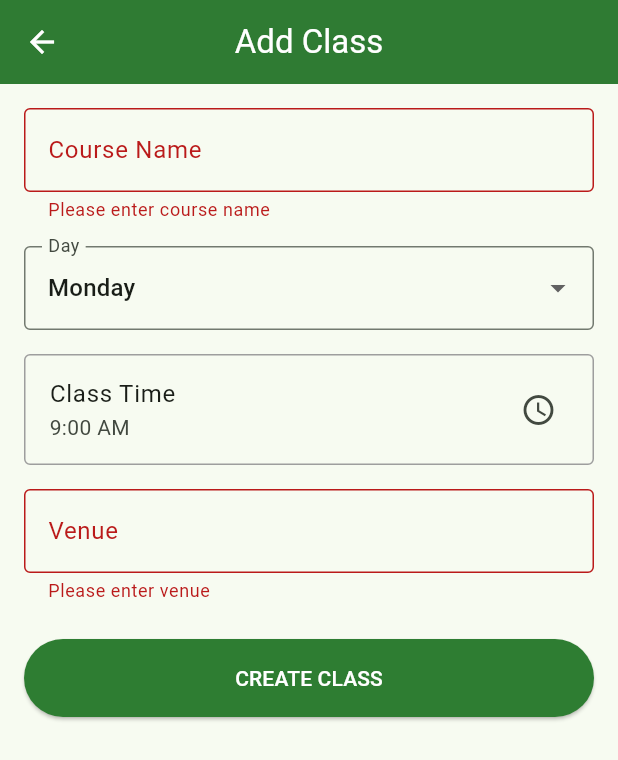
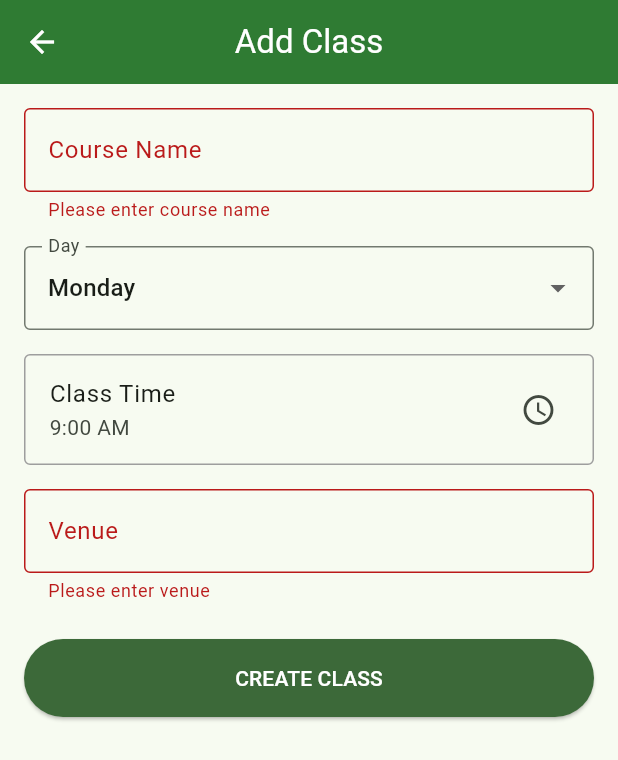
Before and after one commit to obert-kakomo12/class-attendance-remainder, a Flutter app: the AddClassScreen screen opened directly, after a tap on "CREATE CLASS", on a phone screen of 412 x 824 dp. Shown: the top 760 px of the screen. Run offline on Flutter 3.47's test engine with Material 3 defaults, Android fonts, the phone set to English and light mode, and no system bars; our stand-ins replace flutter_local_notifications, sqflite, timezone; accounts and stored records are empty.

```diff
--- a/lib/main.dart
+++ b/lib/main.dart
@@ -18,9 +18,7 @@ class ClassTrackApp extends StatelessWidget {
       debugShowCheckedModeBanner: false,
       theme: ThemeData(
         colorScheme: ColorScheme.fromSeed(
-          seedColor: const Color(0xFF2E7D32), // Professional Green
-          primary: const Color(0xFF2E7D32),
-          secondary: const Color(0xFF1B5E20),
+          seedColor: const Color(0xFF2E7D32),
         ),
         useMaterial3: true,
         appBarTheme: const AppBarTheme(
@@ -29,7 +27,7 @@ class ClassTrackApp extends StatelessWidget {
           centerTitle: true,
           elevation: 4,
         ),
-        cardTheme: CardTheme(
+        cardTheme: CardThemeData(
           elevation: 2,
           shape: RoundedRectangleBorder(borderRadius: BorderRadius.circular(12)),
         ),
--- a/lib/screens/add_class_screen.dart
+++ b/lib/screens/add_class_screen.dart
@@ -73,15 +73,13 @@ class _AddClassScreenState extends State<AddClassScreen> {
 
       // Schedule notification
       final now = DateTime.now();
-      // Calculate next occurrence of this day and time
-      // This is a simplified version for MVP
       final scheduledDateTime = DateTime(now.year, now.month, now.day, _selectedTime.hour, _selectedTime.minute);
 
       await NotificationService().scheduleClassReminder(
-        resultId,
-        _nameController.text,
-        _venueController.text,
-        scheduledDateTime
+        id: resultId,
+        title: _nameController.text,
+        venue: _venueController.text,
+        scheduledTime: scheduledDateTime
       );
 
       if (mounted) Navigator.pop(context);
@@ -106,7 +104,7 @@ class _AddClassScreenState extends State<AddClassScreen> {
               ),
               const SizedBox(height: 16),
               DropdownButtonFormField<String>(
-                value: _selectedDay,
+                initialValue: _selectedDay,
                 decoration: const InputDecoration(labelText: 'Day', border: OutlineInputBorder()),
                 items: _days.map((day) => DropdownMenuItem(value: day, child: Text(day))).toList(),
                 onChanged: (value) => setState(() => _selectedDay = value!),
@@ -129,7 +127,7 @@ class _AddClassScreenState extends State<AddClassScreen> {
               ElevatedButton(
                 onPressed: _saveClass,
                 style: ElevatedButton.styleFrom(
-                  backgroundColor: Theme.of(context).primaryColor,
+                  backgroundColor: Theme.of(context).colorScheme.primary,
                   foregroundColor: Colors.white,
                   padding: const EdgeInsets.symmetric(vertical: 16),
                 ),
--- a/lib/screens/timetable_screen.dart
+++ b/lib/screens/timetable_screen.dart
@@ -62,7 +62,6 @@ class _TimetableScreenState extends State<TimetableScreen> with SingleTickerProv
 
   Widget _buildDayList(String day) {
     final dayClasses = _allClasses.where((c) => c.day == day).toList();
-    // Sort classes by time
     dayClasses.sort((a, b) => a.time.compareTo(b.time));
 
     if (dayClasses.isEmpty) {
@@ -118,7 +117,7 @@ class _TimetableScreenState extends State<TimetableScreen> with SingleTickerProv
           TextButton(
             onPressed: () async {
               await DatabaseService.instance.deleteClass(c.id!);
-              Navigator.pop(context);
+              if (context.mounted) Navigator.pop(context);
               _loadClasses();
             },
             child: const Text('Delete', style: TextStyle(color: Colors.red)),
```
Also changed, not shown: lib/screens/home_screen.dart (+5 -5 lines), lib/services/notification_service.dart (+13 -12 lines).
